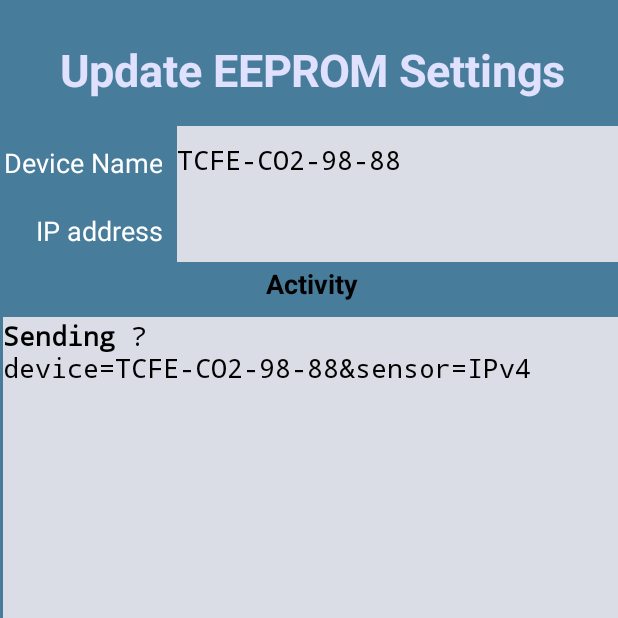
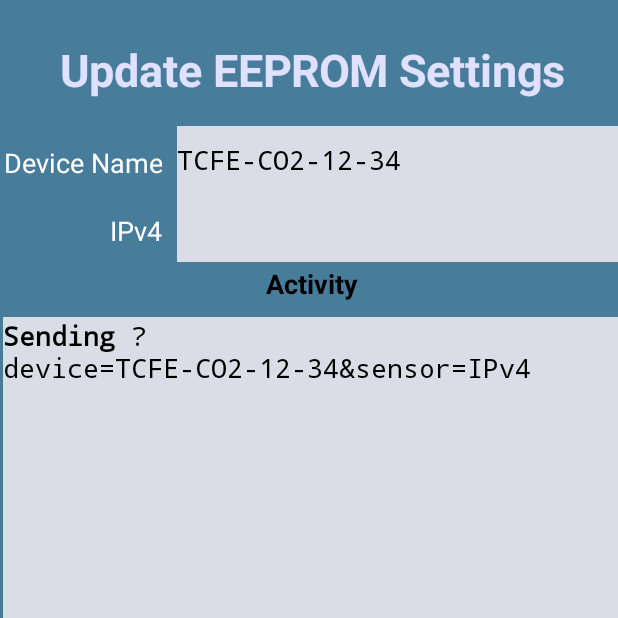
Before and after one commit to Ryker-Smith/CO2-DeviceUnit-Controller, an Android app: the screen it shows after launch (MainActivity), after a tap on "FIND MY DEVICE", on a phone screen of 412 x 824 dp, the top half of it. Run offline under Robolectric (Android 15) with nearby library versions, the phone set to English and light mode, and no system bars; 1 statement that could not run was skipped.

Commit message:
Mainly re-factoring of variables.
Added Clock (aka a timer) for demonstration purposes.

```diff
--- a/app/src/main/java/net/fachtnaroe/generatepost_http/MainActivity.java
+++ b/app/src/main/java/net/fachtnaroe/generatepost_http/MainActivity.java
@@ -1,6 +1,7 @@
 package net.fachtnaroe.generatepost_http;
 
 import com.google.appinventor.components.runtime.Button;
+import com.google.appinventor.components.runtime.Clock;
 import com.google.appinventor.components.runtime.Component;
 import com.google.appinventor.components.runtime.EventDispatcher;
 import com.google.appinventor.components.runtime.Form;
@@ -14,18 +15,13 @@ import com.google.appinventor.components.runtime.TableArrangement;
 import com.google.appinventor.components.runtime.TextBox;
 import com.google.appinventor.components.runtime.VerticalScrollArrangement;
 import com.google.appinventor.components.runtime.Web;
-import com.google.appinventor.components.runtime.util.YailList;
 //import com.google.appinventor.components.runtime.util.YailList;
 
 import org.json.JSONException;
 import org.json.JSONObject;
 import java.util.ArrayList;
 import java.util.Collection;
-import java.util.Iterator;
 import java.util.List;
-
-import androidx.annotation.NonNull;
-import androidx.annotation.Nullable;
 
 import static net.fachtnaroe.generatepost_http.GeneralApplicationSettings.EXTERNALLY_STORED_1;
 
@@ -44,7 +40,6 @@ public class MainActivity extends Form implements HandlesEventDispatching {
     Notifier notifier_Messages;
     Spinner spin_Active;
     TextBox txt_Status, txt_Attempts;
-    ArrayList myHeaders;
     TableArrangement NetworkSetup;
     String  activity = "",
             d1_IPv4="waiting",
@@ -60,10 +55,10 @@ public class MainActivity extends Form implements HandlesEventDispatching {
     private static final int max_PSK = 64;
     private static final int max_DeviceName = 32;
     private static final String URL_MAIN = EXTERNALLY_STORED_1;
-    private static final String WIFI_PSK = "password";
-    private static final String WIFI_SSID = "someSSID";
+    private static final String default_WIFI_PSK = "password";
+    private static final String default_WIFI_SSID = "someSSID";
     // providing a NAME_DEFAULT_DEVICE saves on testing/debugging time
-    private static final String NAME_DEFAULT_DEVICE="TCFE-CO2-98-88";
+    private static final String default_DEVICE_NAME ="TCFE-CO2-12-34";
     // UI strings for localisation
     private static final String ui_txt_STATUS_POSSIBLES = "Status\n(0/4/8) ";
     private static final String ui_txt_MAIN_HEAD="Update EEPROM Settings";
@@ -84,28 +79,35 @@ public class MainActivity extends Form implements HandlesEventDispatching {
     private static final String ui_txt_WRITE_SUCCESS_ADVISORY="Your changes will take effect when you restart the Sensor Unit";
     private static final String ui_txt_ERR_NOT_IMPLEMENTED="Not Implemented";
     private static final String ui_txt_ERR_422="JSON Error 422";
+    private static final String ui_TXT_ERROR_PREFIX="Error status code is ";
+    private static final String ui_txt_MESSAGE_HEADING_ERROR="Problem";
+    private static final String ui_txt_BUTTON_OK="OK";
+    private static final String ui_txt_WIFI_PSK = "PSK";
+    private static final String ui_txt_WIFI_SSID = "SSID";
+    private static final String ui_txt_WIFI_IPv4 = "IPv4";
+    private static final String ui_txt_URL_TIMED_OUT="Timed-out connecting to ";
     /* Tá ná dáthanna déanta mar an gcéanna le HTML, ach le FF ar
     dtús air. Sin uimhir ó 0-FF ar cé comh tréshoilseacht an rud.
     Cur 0x ós comhair sin chun stad-riamh-fhocail i Hexadecimal a dhénamh agus sabháil */
     /* How to use HTML for the colours */
-    private static final int BACKGROUND_COLOR = 0xFF477c9b;
-    private static final int BUTTON_COLOR = 0xFF103449;
-    private static final int HEADING_COLOR = 0xFFe0e0ff;
+    private static final int color_MAIN_BACKGROUND = 0xFF477c9b;
+    private static final int color_BUTTON_BACKGROUND = 0xFF103449;
+    private static final int color_HEADING_TEXT = 0xFFe0e0ff;
     private static final int SECTION_TOP_COLOR = 0xFF000000;
     private static final int SECTION_BG_COLOR = 0xFF477c9b;
-    private static final int TEXTBOX_COLOR = 0xFF000000;
-    private static final int TEXTBOX_BACKGROUND_COLOR = 0xFFdbdde6;
-    private static final int COLOR_SUCCESS_GREEN = 0xFF569f4b;
-    private static final int SIZE_LABELS_TXT = 18;
-    private static final int SIZE_SMALL_LABELS_TXT = 14;
-    private static final int SIZE_TOP_BAR = 50;
-    private static final int FONT_NUMBER = 1;
-    private static final int FONT_NUMBER_FIXED = 3;
-    private static final int PAD_DIVIDER_HEIGHT = 2;
+    private static final int color_TEXTBOX_TEXT = 0xFF000000;
+    private static final int color_TEXTBOX_BACKGROUND = 0xFFdbdde6;
+    private static final int color_SUCCESS_GREEN = 0xFF569f4b;
+    private static final int size_FONT_LABELS_TEXT = 18;
+    private static final int size_FONT_LABELS_TEXT_SMALL = 14;
+    private static final int size_FIDDLY_BAR_TOP = 50;
+    private static final int font_NUMBER_DEFAULT = 1;
+    private static final int font_NUMBER_FIXED = 3;
+    private static final int size_PADDING_HEIGHT = 2;
 
     private static final int d1_OUTOFBOX = 0;
     private static final int d1_ATTEMPTING = 2;
-    private static final int d1_CONFIGURED = 4;
+    private static final int d1_CONFIGURED = 8;
     private static final int d1_MINATTEMPTS = 0;
     private static final int d1_MAXATTEMPTS = 10;
 
@@ -120,6 +122,7 @@ public class MainActivity extends Form implements HandlesEventDispatching {
 
     eepromStruct d1_Data=new eepromStruct();
     JSONObject d1_JSON=new JSONObject();
+    Clock ticker=new Clock(this);
 
     protected void $define() {
         /* this next allows the app to use the full screen. In fact,
@@ -128,7 +131,7 @@ public class MainActivity extends Form implements HandlesEventDispatching {
          */
         /* Cur seo isteach. Is cuma cén focal atá ann, níl gá leis */
         this.Sizing("Responsive");
-        this.BackgroundColor(BACKGROUND_COLOR);
+        this.BackgroundColor(color_MAIN_BACKGROUND);
 
         Form a = this;
         Integer w = a.$form().Width();
@@ -175,110 +178,110 @@ public class MainActivity extends Form implements HandlesEventDispatching {
         Screen1.Height(h);
         Screen1.AlignHorizontal(Component.ALIGNMENT_NORMAL);
         Screen1.AlignVertical(Component.ALIGNMENT_CENTER);
-        Screen1.BackgroundColor(BACKGROUND_COLOR);
+        Screen1.BackgroundColor(color_MAIN_BACKGROUND);
         heading.Width(w);
-        heading.Height(SIZE_TOP_BAR);
+        heading.Height(size_FIDDLY_BAR_TOP);
 
         heading.Text("\n<h3><b>" + ui_txt_MAIN_HEAD + "</b></h3>");
         heading.TextAlignment(Component.ALIGNMENT_CENTER);
-        heading.FontSize(SIZE_LABELS_TXT + 5);
+        heading.FontSize(size_FONT_LABELS_TEXT + 5);
         heading.HTMLFormat(true);
-        heading.TextColor(HEADING_COLOR);
+        heading.TextColor(color_HEADING_TEXT);
 
         fiddlyTopBits.Visible(false);
         fiddlyTopBits.WidthPercent(100);
-        fiddlyTopBits.Height(SIZE_TOP_BAR);
+        fiddlyTopBits.Height(size_FIDDLY_BAR_TOP);
         fiddlyTopBits.AlignVertical(Component.ALIGNMENT_CENTER);
-        fiddlyTopBits.BackgroundColor(BUTTON_COLOR);
+        fiddlyTopBits.BackgroundColor(color_BUTTON_BACKGROUND);
 
         lblActive.Text("Is\nActive ");
-        lblActive.FontTypeface(FONT_NUMBER);
-        lblActive.FontSize(SIZE_SMALL_LABELS_TXT);
+        lblActive.FontTypeface(font_NUMBER_DEFAULT);
+        lblActive.FontSize(size_FONT_LABELS_TEXT_SMALL);
         lblActive.TextColor(Component.COLOR_WHITE);
         lblActive.HeightPercent(100);
-        spinnerGroup.BackgroundColor(TEXTBOX_BACKGROUND_COLOR);
-        spinnerGroup.Height(SIZE_TOP_BAR);
+        spinnerGroup.BackgroundColor(color_TEXTBOX_BACKGROUND);
+        spinnerGroup.Height(size_FIDDLY_BAR_TOP);
         spinnerGroup.WidthPercent(30);
         txt_active.WidthPercent(5);
         txt_active.Enabled(false);
-        txt_active.Height(SIZE_TOP_BAR);
-        txt_active.BackgroundColor(TEXTBOX_BACKGROUND_COLOR);
-        txt_active.TextColor(TEXTBOX_COLOR);
+        txt_active.Height(size_FIDDLY_BAR_TOP);
+        txt_active.BackgroundColor(color_TEXTBOX_BACKGROUND);
+        txt_active.TextColor(color_TEXTBOX_TEXT);
         txt_active.TextAlignment(Component.ALIGNMENT_CENTER);
         txt_Status.Text("?");
-        txt_Status.FontSize(SIZE_LABELS_TXT);
+        txt_Status.FontSize(size_FONT_LABELS_TEXT);
         spin_Active.ElementsFromString(statusValues);
-        spin_Active.Height(SIZE_TOP_BAR);
+        spin_Active.Height(size_FIDDLY_BAR_TOP);
         spin_Active.WidthPercent(100);
 
         lblStatus.Text(ui_txt_STATUS_POSSIBLES);
-        lblStatus.FontTypeface(FONT_NUMBER);
-        lblStatus.FontSize(SIZE_SMALL_LABELS_TXT);
+        lblStatus.FontTypeface(font_NUMBER_DEFAULT);
+        lblStatus.FontSize(size_FONT_LABELS_TEXT_SMALL);
         lblStatus.TextColor(Component.COLOR_WHITE);
-        lblStatus.Height(SIZE_TOP_BAR);
+        lblStatus.Height(size_FIDDLY_BAR_TOP);
         txt_Status.WidthPercent(10);
-        txt_Status.BackgroundColor(TEXTBOX_BACKGROUND_COLOR);
-        txt_Status.Height(SIZE_TOP_BAR);
-        txt_Status.TextColor(TEXTBOX_COLOR);
+        txt_Status.BackgroundColor(color_TEXTBOX_BACKGROUND);
+        txt_Status.Height(size_FIDDLY_BAR_TOP);
+        txt_Status.TextColor(color_TEXTBOX_TEXT);
         txt_Status.TextAlignment(Component.ALIGNMENT_CENTER);
         txt_Status.Text("0");
         txt_Status.NumbersOnly(true);
-        txt_Status.FontSize(SIZE_LABELS_TXT);
+        txt_Status.FontSize(size_FONT_LABELS_TEXT);
 
         lblAttempts.Text(ui_txt_STATUS_ATTEMPTS_COUNT);
-        lblAttempts.FontTypeface(FONT_NUMBER);
-        lblAttempts.FontSize(SIZE_SMALL_LABELS_TXT);
+        lblAttempts.FontTypeface(font_NUMBER_DEFAULT);
+        lblAttempts.FontSize(size_FONT_LABELS_TEXT_SMALL);
         lblAttempts.TextColor(Component.COLOR_WHITE);
         lblAttempts.HeightPercent(100);
         txt_Attempts.WidthPercent(10);
-        txt_Attempts.BackgroundColor(TEXTBOX_BACKGROUND_COLOR);
-        txt_Attempts.Height(SIZE_TOP_BAR);
-        txt_Attempts.TextColor(TEXTBOX_COLOR);
+        txt_Attempts.BackgroundColor(color_TEXTBOX_BACKGROUND);
+        txt_Attempts.Height(size_FIDDLY_BAR_TOP);
+        txt_Attempts.TextColor(color_TEXTBOX_TEXT);
         txt_Attempts.TextAlignment(Component.ALIGNMENT_CENTER);
         txt_Attempts.Text("0");
         txt_Attempts.NumbersOnly(true);
-        txt_Attempts.FontSize(SIZE_LABELS_TXT);
+        txt_Attempts.FontSize(size_FONT_LABELS_TEXT);
         // END of fiddlyTopBits
 
-        padDivider1.Height(PAD_DIVIDER_HEIGHT);
+        padDivider1.Height(size_PADDING_HEIGHT);
         tableEnclosure.WidthPercent(100);
-        tableEnclosure.BackgroundColor(BACKGROUND_COLOR);
+        tableEnclosure.BackgroundColor(color_MAIN_BACKGROUND);
         NetworkSetup.Rows(2);
         NetworkSetup.Columns(3);
         NetworkSetup.Width(w);
         lbl_DeviceName.Row(0);
         lbl_DeviceName.Column(0);
-        lbl_DeviceName.FontSize(SIZE_LABELS_TXT);
+        lbl_DeviceName.FontSize(size_FONT_LABELS_TEXT);
         lbl_DeviceName.Text(ui_txt_DEVICE_NAME);
         lbl_DeviceName.TextAlignment(Component.ALIGNMENT_OPPOSITE);
-        lbl_DeviceName.FontTypeface(FONT_NUMBER);
+        lbl_DeviceName.FontTypeface(font_NUMBER_DEFAULT);
         lbl_DeviceName.TextColor(Component.COLOR_WHITE);
         lbl_DeviceName.Visible(true);
-        lbl_DeviceName.BackgroundColor(BACKGROUND_COLOR);
-        txt_DeviceName.FontSize(SIZE_LABELS_TXT);
+        lbl_DeviceName.BackgroundColor(color_MAIN_BACKGROUND);
+        txt_DeviceName.FontSize(size_FONT_LABELS_TEXT);
         txt_DeviceName.Row(0);
         txt_DeviceName.Column(2);
         txt_DeviceName.TextAlignment(Component.ALIGNMENT_NORMAL);
-        txt_DeviceName.BackgroundColor(TEXTBOX_BACKGROUND_COLOR);
-        txt_DeviceName.FontTypeface(FONT_NUMBER_FIXED);
-        txt_DeviceName.Text(NAME_DEFAULT_DEVICE);
+        txt_DeviceName.BackgroundColor(color_TEXTBOX_BACKGROUND);
+        txt_DeviceName.FontTypeface(font_NUMBER_FIXED);
+        txt_DeviceName.Text(default_DEVICE_NAME);
         txt_DeviceName.Visible(true);
         txt_DeviceName.WidthPercent(100);
         lbl_IPv4.Row(1);
         lbl_IPv4.Column(0);
-        lbl_IPv4.FontSize(SIZE_LABELS_TXT);
-        lbl_IPv4.Text(ui_txt_IP_ADDRESS);
+        lbl_IPv4.FontSize(size_FONT_LABELS_TEXT);
+        lbl_IPv4.Text(ui_txt_WIFI_IPv4);
         lbl_IPv4.TextAlignment(Component.ALIGNMENT_OPPOSITE);
-        lbl_IPv4.FontTypeface(FONT_NUMBER);
+        lbl_IPv4.FontTypeface(font_NUMBER_DEFAULT);
         lbl_IPv4.TextColor(Component.COLOR_WHITE);
         lbl_IPv4.Visible(false);
         txt_IPv4 = new TextBox(NetworkSetup);
-        txt_IPv4.FontSize(SIZE_LABELS_TXT);
+        txt_IPv4.FontSize(size_FONT_LABELS_TEXT);
         txt_IPv4.Row(1);
         txt_IPv4.Column(2);
         txt_IPv4.TextAlignment(Component.ALIGNMENT_NORMAL);
-        txt_IPv4.BackgroundColor(TEXTBOX_BACKGROUND_COLOR);
-        txt_IPv4.FontTypeface(FONT_NUMBER_FIXED);
+        txt_IPv4.BackgroundColor(color_TEXTBOX_BACKGROUND);
+        txt_IPv4.FontTypeface(font_NUMBER_FIXED);
         txt_IPv4.Visible(false);
 
         padMiddle.Row(0);
@@ -289,44 +292,52 @@ public class MainActivity extends Form implements HandlesEventDispatching {
         padDivider3.FontBold(false);
         padDivider3.WidthPercent(100);
         padDivider3.TextAlignment(Component.ALIGNMENT_CENTER);
-        padDivider3.FontTypeface(FONT_NUMBER);
-        padDivider3.FontSize(SIZE_LABELS_TXT);
+        padDivider3.FontTypeface(font_NUMBER_DEFAULT);
+        padDivider3.FontSize(size_FONT_LABELS_TEXT);
         feedbackBox.Width(w);
         feedbackBox.HeightPercent(30);
         feedbackBox.HTMLFormat(true);
-        feedbackBox.FontSize(SIZE_LABELS_TXT);
-        feedbackBox.FontTypeface(FONT_NUMBER_FIXED);
-        feedbackBox.BackgroundColor(TEXTBOX_BACKGROUND_COLOR);
+        feedbackBox.FontSize(size_FONT_LABELS_TEXT);
+        feedbackBox.FontTypeface(font_NUMBER_FIXED);
+        feedbackBox.BackgroundColor(color_TEXTBOX_BACKGROUND);
 
-        padDivider4.Height(PAD_DIVIDER_HEIGHT);
+        padDivider4.Height(size_PADDING_HEIGHT);
         findDeviceButton.Text(ui_txt_FIND_DEVICE);
-        findDeviceButton.FontSize(SIZE_LABELS_TXT);
-        findDeviceButton.FontTypeface(FONT_NUMBER);
+        findDeviceButton.FontSize(size_FONT_LABELS_TEXT);
+        findDeviceButton.FontTypeface(font_NUMBER_DEFAULT);
         findDeviceButton.WidthPercent(100);
-        findDeviceButton.BackgroundColor(BUTTON_COLOR);
+        findDeviceButton.BackgroundColor(color_BUTTON_BACKGROUND);
         findDeviceButton.TextColor(Component.COLOR_WHITE);
         findDeviceButton.Visible(true);
         findDeviceButton.HeightPercent(8);
         connectLocalDeviceButton.Text(ui_txt_CONNECT_DEVICE);
-        connectLocalDeviceButton.FontSize(SIZE_LABELS_TXT);
-        connectLocalDeviceButton.FontTypeface(FONT_NUMBER);
+        connectLocalDeviceButton.FontSize(size_FONT_LABELS_TEXT);
+        connectLocalDeviceButton.FontTypeface(font_NUMBER_DEFAULT);
         connectLocalDeviceButton.WidthPercent(100);
-        connectLocalDeviceButton.BackgroundColor(BUTTON_COLOR);
+        connectLocalDeviceButton.BackgroundColor(color_BUTTON_BACKGROUND);
         connectLocalDeviceButton.TextColor(Component.COLOR_WHITE);
         connectLocalDeviceButton.Visible(false);
         configureDeviceButton.Text(ui_txt_READ_DEVICE);
-        configureDeviceButton.FontSize(SIZE_LABELS_TXT);
-        configureDeviceButton.FontTypeface(FONT_NUMBER);
+        configureDeviceButton.FontSize(size_FONT_LABELS_TEXT);
+        configureDeviceButton.FontTypeface(font_NUMBER_DEFAULT);
         configureDeviceButton.WidthPercent(100);
-        configureDeviceButton.BackgroundColor(BUTTON_COLOR);
+        configureDeviceButton.BackgroundColor(color_BUTTON_BACKGROUND);
         configureDeviceButton.TextColor(Component.COLOR_WHITE);
         configureDeviceButton.Visible(false);
+
+        notifier_Messages.BackgroundColor(Component.COLOR_WHITE);
+        notifier_Messages.TextColor(color_BUTTON_BACKGROUND);
+        ticker.TimerInterval(1000);
+        ticker.TimerEnabled(true);
+        ticker.TimerAlwaysFires(false); // not required when app is minimized
 
         // now, the events the components can respond to
         EventDispatcher.registerEventForDelegation(this, formName, "Click");
         EventDispatcher.registerEventForDelegation(this, formName, "GotText");
         EventDispatcher.registerEventForDelegation(this, formName, "LostFocus");
         EventDispatcher.registerEventForDelegation(this, formName, "AfterSelecting");
+        EventDispatcher.registerEventForDelegation(this, formName, "TimedOut"); // for network
+        EventDispatcher.registerEventForDelegation(this, formName, "Timer"); // for updates
     }
 
     public boolean dispatchEvent(Component component, String componentName, String eventName, Object[] params) {
@@ -360,6 +371,24 @@ public class MainActivity extends Form implements HandlesEventDispatching {
                     txt_Attempts.Text("1");
                 }
             }
+            return true;
+        }
+        else if (eventName.equals("Timer")) {
+            if (component.equals(ticker)) {
+                // turn off the timer while the event is being processed
+                ticker.TimerEnabled(false);
+                // process whatever the timer is for ...
+                dbg("ticker has ticked");
+                //
+                // turn the timer back on after the event is processed.
+                ticker.TimerEnabled(true);
+                // yeah, I turned it off and then back on again. But that's important, as ticks can collide
+                return true;
+            }
+        }
+        else if (eventName.equals("TimedOut")) {
+            String url=params[1].toString();
+            notifier_Messages.ShowMessageDialog(ui_txt_URL_TIMED_OUT + url,ui_txt_MESSAGE_HEADING_ERROR,ui_txt_BUTTON_OK);
             return true;
         }
         else if (eventName.equals("GotText")) {
@@ -412,8 +441,6 @@ public class MainActivity extends Form implements HandlesEventDispatching {
 //                    if (true){                    return true;}
                     activity = "";
                     padDivider3.FontBold(true);
-//                    d1_Data = makeConfig();
-                    dbg("A");
                     if (config2JSON()) {
                         sensorUnitConnection.Url( config_Proto + txt_IPv4.Text() + config_Port + config_Write);
                         String m="Content-Type: application/json\n\n";
@@ -423,7 +450,6 @@ public class MainActivity extends Form implements HandlesEventDispatching {
                         dbg(sensorUnitConnection.Url());
                         dbg(m);
                         feedbackBox.Text(messages("<b>"+ui_txt_CONNECTION_SENDING+":</b> " + d1_JSON));
-                        dbg("B");
                     }
                 }
                 else {
@@ -431,7 +457,6 @@ public class MainActivity extends Form implements HandlesEventDispatching {
                     padDivider3.FontBold(true);
                     sensorUnitConnection.Url( config_Proto + txt_IPv4.Text() + config_Port + config_Read);
                     sensorUnitConnection.Get();
-                    dbg("C");
                 }
                 return true;
             }
@@ -444,9 +469,6 @@ public class MainActivity extends Form implements HandlesEventDispatching {
         List<com.google.appinventor.components.runtime.util.YailList> arrlist = new ArrayList<>();
 //        com.google.appinventor.components.runtime.util.YailList FTS=new com.google.appinventor.components.runtime.util.YailList();
         Collection coll;
-
-
-
         return com.google.appinventor.components.runtime.util.YailList.makeList(arrlist);
     }
 
@@ -476,42 +498,42 @@ public class MainActivity extends Form implements HandlesEventDispatching {
         NetworkSetup.Rows(4);
         NetworkSetup.Columns(4);
         lbl_SSID= new Label(NetworkSetup);
-        lbl_SSID.Text("SSID");
+        lbl_SSID.Text(ui_txt_WIFI_SSID);
         lbl_SSID.Visible(true);
         lbl_SSID.Row(2);
         lbl_SSID.Column(0);
         lbl_SSID.TextAlignment(Component.ALIGNMENT_OPPOSITE);
-        lbl_SSID.FontSize(SIZE_LABELS_TXT);
-        lbl_SSID.FontTypeface(FONT_NUMBER);
+        lbl_SSID.FontSize(size_FONT_LABELS_TEXT);
+        lbl_SSID.FontTypeface(font_NUMBER_DEFAULT);
         lbl_SSID.TextColor(Component.COLOR_WHITE);
         txt_SSID =new TextBox(NetworkSetup);
         txt_SSID.Visible(true);
-        txt_SSID.FontSize(SIZE_LABELS_TXT);
+        txt_SSID.FontSize(size_FONT_LABELS_TEXT);
         txt_SSID.Row(2);
         txt_SSID.Column(2);
         txt_SSID.WidthPercent(60);
         txt_SSID.TextAlignment(Component.ALIGNMENT_NORMAL);
-        txt_SSID.FontTypeface(FONT_NUMBER_FIXED);
-        txt_SSID.BackgroundColor(TEXTBOX_BACKGROUND_COLOR);
-        txt_SSID.Text(WIFI_SSID);
+        txt_SSID.FontTypeface(font_NUMBER_FIXED);
+        txt_SSID.BackgroundColor(color_TEXTBOX_BACKGROUND);
+        txt_SSID.Text(default_WIFI_SSID);
 
         lbl_PSK = new Label (NetworkSetup);
         lbl_PSK.Row(3);
         lbl_PSK.Column(0);
         lbl_PSK.TextAlignment(Component.ALIGNMENT_OPPOSITE);
-        lbl_PSK.FontSize(SIZE_LABELS_TXT);
-        lbl_PSK.Text("PSK");
-        lbl_PSK.FontTypeface(FONT_NUMBER);
+        lbl_PSK.FontSize(size_FONT_LABELS_TEXT);
+        lbl_PSK.Text(ui_txt_WIFI_PSK);
+        lbl_PSK.FontTypeface(font_NUMBER_DEFAULT);
         lbl_PSK.Visible(true);
         lbl_PSK.TextColor(Component.COLOR_WHITE);
         txt_PSK =new PasswordTextBox(NetworkSetup);
-        txt_PSK.FontSize(SIZE_LABELS_TXT);
+        txt_PSK.FontSize(size_FONT_LABELS_TEXT);
         txt_PSK.Row(3);
         txt_PSK.Column(2);
         txt_PSK.TextAlignment(Component.ALIGNMENT_NORMAL);
-        txt_PSK.BackgroundColor(TEXTBOX_BACKGROUND_COLOR);
-        txt_PSK.FontTypeface(FONT_NUMBER_FIXED);
-        txt_PSK.Text(WIFI_PSK);
+        txt_PSK.BackgroundColor(color_TEXTBOX_BACKGROUND);
+        txt_PSK.FontTypeface(font_NUMBER_FIXED);
+        txt_PSK.Text(default_WIFI_PSK);
         txt_PSK.Visible(true);
         fiddlyTopBits.Visible(true);
     }
@@ -548,7 +570,7 @@ public class MainActivity extends Form implements HandlesEventDispatching {
                             activity = "";
                             feedbackBox.HeightPercent(30);
                             feedbackBox.Text(messages("<b>"+ui_txt_CONNECTION_SUCCESS+".</b>"));
-                            txt_IPv4.TextColor(COLOR_SUCCESS_GREEN);
+                            txt_IPv4.TextColor(color_SUCCESS_GREEN);
                             txt_IPv4.FontBold(true);
                             enlargeTable();
                             configureDeviceButton.Visible(true);
@@ -569,7 +591,7 @@ public class MainActivity extends Form implements HandlesEventDispatching {
                         activity = "";
                         feedbackBox.Text(messages("<b>"+ui_txt_READ_SUCCESS+".</b>"));
                         txt_IPv4.TextColor(Component.COLOR_BLACK);
-                        txt_DeviceName.TextColor(COLOR_SUCCESS_GREEN);
+                        txt_DeviceName.TextColor(color_SUCCESS_GREEN);
                         txt_IPv4.FontBold(false);
                         txt_DeviceName.FontBold(true);
                         txt_SSID.Text(parser.getString("config_SSID"));
@@ -608,12 +630,12 @@ public class MainActivity extends Form implements HandlesEventDispatching {
             }
         }
         catch (JSONException e) {
-            notifier_Messages.ShowAlert(ui_txt_ERR_422);
+            notifier_Messages.ShowMessageDialog(ui_txt_ERR_422,ui_txt_MESSAGE_HEADING_ERROR,ui_txt_BUTTON_OK);
             dbg("android JSON exception (" + textOfResponse + ")");
             feedbackBox.Text (messages("Android JSONException (" + textOfResponse + ")"));
         }
         else {
-            feedbackBox.Text( messages( "Error status code is "+status) );
+            feedbackBox.Text( messages( ui_TXT_ERROR_PREFIX+status) );
             dbg("Status is "+status);
         }
     }
@@ -636,34 +658,3 @@ public class MainActivity extends Form implements HandlesEventDispatching {
     }
 }
 // Here be monsters:
-//    eepromStruct makeConfig(){
-////        d1_Data=new eepromStruct();
-//        char[] ch={};
-//        if (spin_Active.SelectionIndex() != 0) {
-//            ch =spin_Active.Selection().substring(0, 1).toUpperCase().toCharArray();
-//        }
-//        else {
-//            ch[0]='N';
-//        }
-//        dbg(String.valueOf(ch[0]));
-//        d1_Data.active=(char) ch[0];
-//        int v1= Integer.valueOf(txt_Status.Text());
-//        dbg(Integer.toString(v1));
-//        d1_Data.config_Status= (byte) v1;
-//        int v2= Integer.valueOf(txt_Attempts.Text());
-//        dbg(Integer.toString(v2));
-//        d1_Data.config_Attempts= (byte) v2;
-//        dbg(Integer.toString(d1_Data.config_Attempts));
-//        dbg("SSID "+txt_SSID.Text());
-////        d1_Data.config_SSID=s.;
-////        d1_Data.config_SSID= txt_SSID.Text().toCharArray();
-////        for (int i=0; i<txt_SSID.Text().length(); i++) {
-//        int i = txt_SSID.Text().length();
-//        if (i > max_SSID) {
-//            i=max_SSID;
-//        }
-//        txt_SSID.Text().getChars(0, i-1,d1_Data.config_SSID,0);
-//        d1_Data.config_PSK=txt_PSK.Text().toCharArray();
-//        d1_Data.config_DeviceName=txt_DeviceName.Text().toCharArray();
-//        return d1_Data;
-//    }
```
